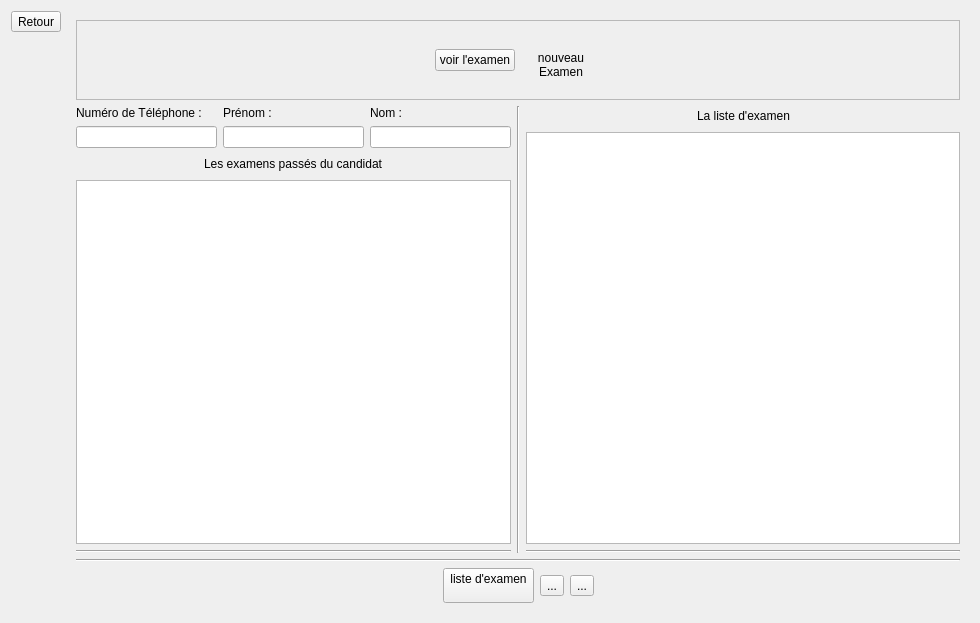
AmineHouari98/auto_Ecole, file Auto_Ecole/examen/examen.ui: the form before one commit.
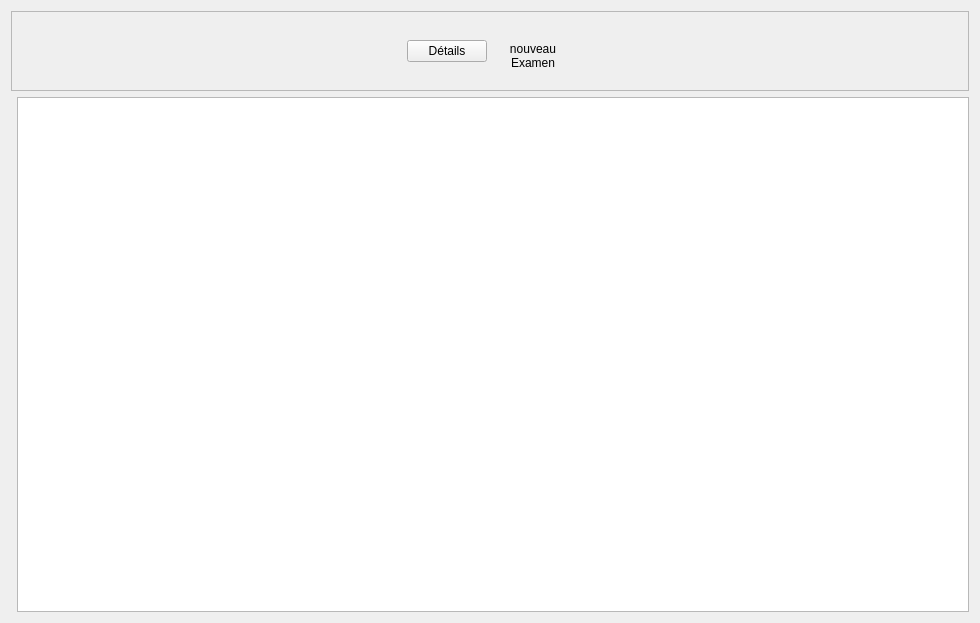
The form after the commit. The open tabs and pages were chosen to show the change. Icons and pictures are not drawn. Custom widgets are drawn as their Qt base class.

Diff of the .ui file:
```diff
--- a/Auto_Ecole/examen/examen.ui
+++ b/Auto_Ecole/examen/examen.ui
@@ -13,73 +13,9 @@
   <property name="windowTitle">
    <string>Form</string>
   </property>
-  <layout class="QGridLayout" name="gridLayout_2">
-   <item row="0" column="0">
-    <layout class="QHBoxLayout" name="horizontalLayout_5">
-     <item>
-      <layout class="QVBoxLayout" name="verticalLayout_17">
-       <item>
-        <widget class="QToolButton" name="toolButton_back">
-         <property name="text">
-          <string>Retour</string>
-         </property>
-        </widget>
-       </item>
-       <item>
-        <spacer name="verticalSpacer_2">
-         <property name="orientation">
-          <enum>Qt::Vertical</enum>
-         </property>
-         <property name="sizeHint" stdset="0">
-          <size>
-           <width>20</width>
-           <height>40</height>
-          </size>
-         </property>
-        </spacer>
-       </item>
-      </layout>
-     </item>
-     <item>
-      <widget class="QStackedWidget" name="stackedWidget">
-       <property name="styleSheet">
-        <string notr="true">font: 10pt &quot;Yu Gothic UI&quot;;</string>
-       </property>
-       <property name="currentIndex">
-        <number>0</number>
-       </property>
-       <widget class="QWidget" name="page">
-        <widget class="QWidget" name="layoutWidget">
-         <property name="geometry">
-          <rect>
-           <x>0</x>
-           <y>0</y>
-           <width>100</width>
-           <height>74</height>
-          </rect>
-         </property>
-         <layout class="QVBoxLayout" name="verticalLayout_19">
-          <item>
-           <layout class="QHBoxLayout" name="horizontalLayout">
-            <item>
-             <widget class="TableViewTools" name="widget" native="true"/>
-            </item>
-            <item>
-             <widget class="QTableView" name="tableView">
-              <property name="sortingEnabled">
-               <bool>true</bool>
-              </property>
-             </widget>
-            </item>
-           </layout>
-          </item>
-         </layout>
-        </widget>
-       </widget>
-       <widget class="QWidget" name="page_2">
         <layout class="QGridLayout" name="gridLayout">
          <item row="0" column="0">
-          <layout class="QVBoxLayout" name="verticalLayout_6">
+    <layout class="QVBoxLayout" name="verticalLayout_19">
            <item>
             <widget class="QFrame" name="frame">
              <property name="minimumSize">
@@ -117,7 +53,7 @@
               <item>
                <widget class="QPushButton" name="btn_viewProfile">
                 <property name="text">
-                 <string>voir l'examen</string>
+           <string>Détails</string>
                 </property>
                </widget>
               </item>
@@ -192,250 +128,18 @@
             </widget>
            </item>
            <item>
-            <layout class="QVBoxLayout" name="verticalLayout_5">
+      <layout class="QHBoxLayout" name="horizontalLayout">
              <item>
-              <layout class="QHBoxLayout" name="horizontalLayout_4">
-               <item>
-                <layout class="QVBoxLayout" name="verticalLayout_2">
-                 <item>
-                  <layout class="QHBoxLayout" name="horizontalLayout_3">
-                   <item>
-                    <layout class="QVBoxLayout" name="verticalLayout_3">
-                     <item>
-                      <widget class="QLabel" name="label_12">
-                       <property name="text">
-                        <string>Numéro de Téléphone :</string>
-                       </property>
-                      </widget>
+        <widget class="TableViewTools" name="widget" native="true"/>
                      </item>
                      <item>
-                      <widget class="QLineEdit" name="lineEdit_numTelephone"/>
-                     </item>
-                    </layout>
-                   </item>
-                   <item>
-                    <layout class="QVBoxLayout" name="verticalLayout">
-                     <item>
-                      <widget class="QLabel" name="label_Nom_2">
-                       <property name="text">
-                        <string>Prénom :</string>
+        <widget class="QTableView" name="tableView">
+         <property name="sortingEnabled">
+          <bool>true</bool>
                        </property>
                       </widget>
                      </item>
-                     <item>
-                      <widget class="QLineEdit" name="lineEdit_prenom"/>
-                     </item>
-                    </layout>
-                   </item>
-                   <item>
-                    <layout class="QVBoxLayout" name="verticalLayout_4">
-                     <item>
-                      <widget class="QLabel" name="label_Code_2">
-                       <property name="text">
-                        <string>Nom :</string>
-                       </property>
-                      </widget>
-                     </item>
-                     <item>
-                      <widget class="QLineEdit" name="lineEdit_nom"/>
-                     </item>
-                    </layout>
-                   </item>
-                  </layout>
-                 </item>
-                 <item>
-                  <layout class="QVBoxLayout" name="verticalLayout_16">
-                   <item>
-                    <layout class="QHBoxLayout" name="horizontalLayout_8">
-                     <item>
-                      <spacer name="horizontalSpacer_11">
-                       <property name="orientation">
-                        <enum>Qt::Horizontal</enum>
-                       </property>
-                       <property name="sizeHint" stdset="0">
-                        <size>
-                         <width>40</width>
-                         <height>20</height>
-                        </size>
-                       </property>
-                      </spacer>
-                     </item>
-                     <item>
-                      <widget class="QLabel" name="label_2">
-                       <property name="text">
-                        <string>Les examens passés du candidat</string>
-                       </property>
-                      </widget>
-                     </item>
-                     <item>
-                      <spacer name="horizontalSpacer_12">
-                       <property name="orientation">
-                        <enum>Qt::Horizontal</enum>
-                       </property>
-                       <property name="sizeHint" stdset="0">
-                        <size>
-                         <width>40</width>
-                         <height>20</height>
-                        </size>
-                       </property>
-                      </spacer>
-                     </item>
-                    </layout>
-                   </item>
-                   <item>
-                    <widget class="QTableView" name="tableView_3"/>
-                   </item>
-                   <item>
-                    <widget class="Line" name="line_6">
-                     <property name="orientation">
-                      <enum>Qt::Horizontal</enum>
-                     </property>
-                    </widget>
-                   </item>
-                  </layout>
-                 </item>
-                </layout>
-               </item>
-               <item>
-                <widget class="Line" name="line_2">
-                 <property name="orientation">
-                  <enum>Qt::Vertical</enum>
-                 </property>
-                </widget>
-               </item>
-               <item>
-                <layout class="QVBoxLayout" name="verticalLayout_15">
-                 <item>
-                  <layout class="QHBoxLayout" name="horizontalLayout_6">
-                   <item>
-                    <spacer name="horizontalSpacer_7">
-                     <property name="orientation">
-                      <enum>Qt::Horizontal</enum>
-                     </property>
-                     <property name="sizeHint" stdset="0">
-                      <size>
-                       <width>40</width>
-                       <height>20</height>
-                      </size>
-                     </property>
-                    </spacer>
-                   </item>
-                   <item>
-                    <widget class="QLabel" name="label">
-                     <property name="text">
-                      <string>La liste d'examen</string>
-                     </property>
-                    </widget>
-                   </item>
-                   <item>
-                    <spacer name="horizontalSpacer_8">
-                     <property name="orientation">
-                      <enum>Qt::Horizontal</enum>
-                     </property>
-                     <property name="sizeHint" stdset="0">
-                      <size>
-                       <width>40</width>
-                       <height>20</height>
-                      </size>
-                     </property>
-                    </spacer>
-                   </item>
-                  </layout>
-                 </item>
-                 <item>
-                  <widget class="QTableWidget" name="tableWidget"/>
-                 </item>
-                 <item>
-                  <widget class="Line" name="line_4">
-                   <property name="orientation">
-                    <enum>Qt::Horizontal</enum>
-                   </property>
-                  </widget>
-                 </item>
-                </layout>
-               </item>
-              </layout>
-             </item>
-             <item>
-              <widget class="Line" name="line_5">
-               <property name="orientation">
-                <enum>Qt::Horizontal</enum>
-               </property>
-              </widget>
-             </item>
-             <item>
-              <layout class="QHBoxLayout" name="horizontalLayout_10">
-               <item>
-                <spacer name="horizontalSpacer_10">
-                 <property name="orientation">
-                  <enum>Qt::Horizontal</enum>
-                 </property>
-                 <property name="sizeHint" stdset="0">
-                  <size>
-                   <width>40</width>
-                   <height>20</height>
-                  </size>
-                 </property>
-                </spacer>
-               </item>
-               <item>
-                <layout class="QHBoxLayout" name="horizontalLayout_7">
-                 <item>
-                  <widget class="QToolButton" name="toolButton_printExam">
-                   <property name="text">
-                    <string>liste d'examen
-</string>
-                   </property>
-                   <property name="icon">
-                    <iconset resource="../ressources.qrc">
-                     <normaloff>:/Assets/Images/icons/print-small.svg</normaloff>:/Assets/Images/icons/print-small.svg</iconset>
-                   </property>
-                  </widget>
-                 </item>
-                 <item>
-                  <widget class="QToolButton" name="toolButton_2">
-                   <property name="text">
-                    <string>...</string>
-                   </property>
-                  </widget>
-                 </item>
-                 <item>
-                  <widget class="QToolButton" name="toolButton_3">
-                   <property name="minimumSize">
-                    <size>
-                     <width>0</width>
-                     <height>0</height>
-                    </size>
-                   </property>
-                   <property name="text">
-                    <string>...</string>
-                   </property>
-                  </widget>
-                 </item>
-                </layout>
-               </item>
-               <item>
-                <spacer name="horizontalSpacer_9">
-                 <property name="orientation">
-                  <enum>Qt::Horizontal</enum>
-                 </property>
-                 <property name="sizeHint" stdset="0">
-                  <size>
-                   <width>40</width>
-                   <height>20</height>
-                  </size>
-                 </property>
-                </spacer>
-               </item>
-              </layout>
-             </item>
-            </layout>
-           </item>
-          </layout>
-         </item>
-        </layout>
-       </widget>
-      </widget>
+      </layout>
      </item>
     </layout>
    </item>
```
Left out of the diff: 4 changed lines with no effect on the pictures. Lines whose indentation alone changed are shown as unchanged.
